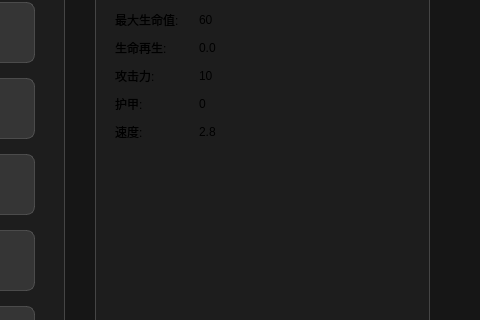
First picture: the form in pause.ui, repository Microindole/Qt-Brotato, before the edit; both pictures show x 320 to 800 and y 143 to 463 of the 800 by 600 pixel window.
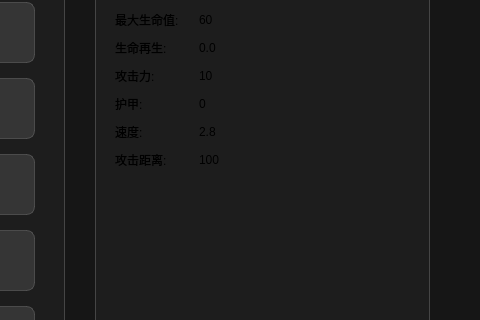
Second picture: the form after the edit.

Commit message: 加入攻击距离，修改人物子弹，人物持续呼吸尚未实现

```diff
--- a/pause.ui
+++ b/pause.ui
@@ -366,6 +366,26 @@
           </property>
          </widget>
         </item>
+        <item row="6" column="0">
+         <widget class="QLabel" name="attackRangeLabel">
+          <property name="text">
+           <string>攻击距离:</string>
+          </property>
+          <property name="class" stdset="0">
+           <string>StatLabel</string>
+          </property>
+         </widget>
+        </item>
+        <item row="6" column="1">
+         <widget class="QLabel" name="attackRangeValueLabel">
+          <property name="text">
+           <string>100</string>
+          </property>
+          <property name="class" stdset="0">
+           <string>StatValueLabel</string>
+          </property>
+         </widget>
+        </item>
        </layout>
       </item>
       <item>
```
The commit also changes 6 other files.
